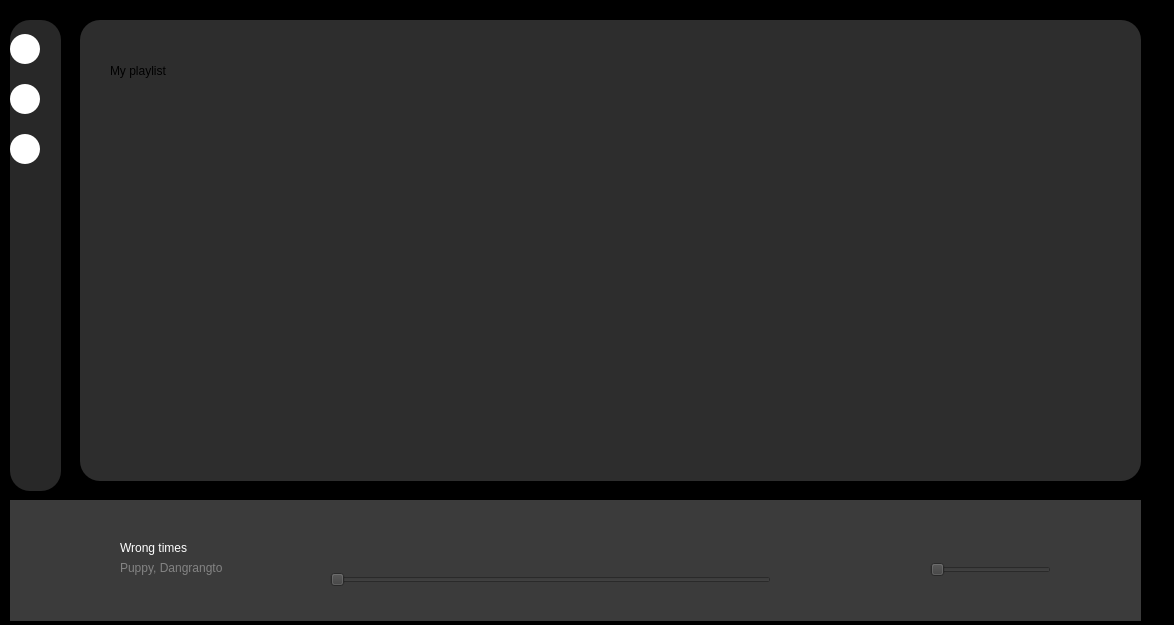
First picture: the form in ui/home.ui, repository trihungdepzai/pythonapp, before the edit.
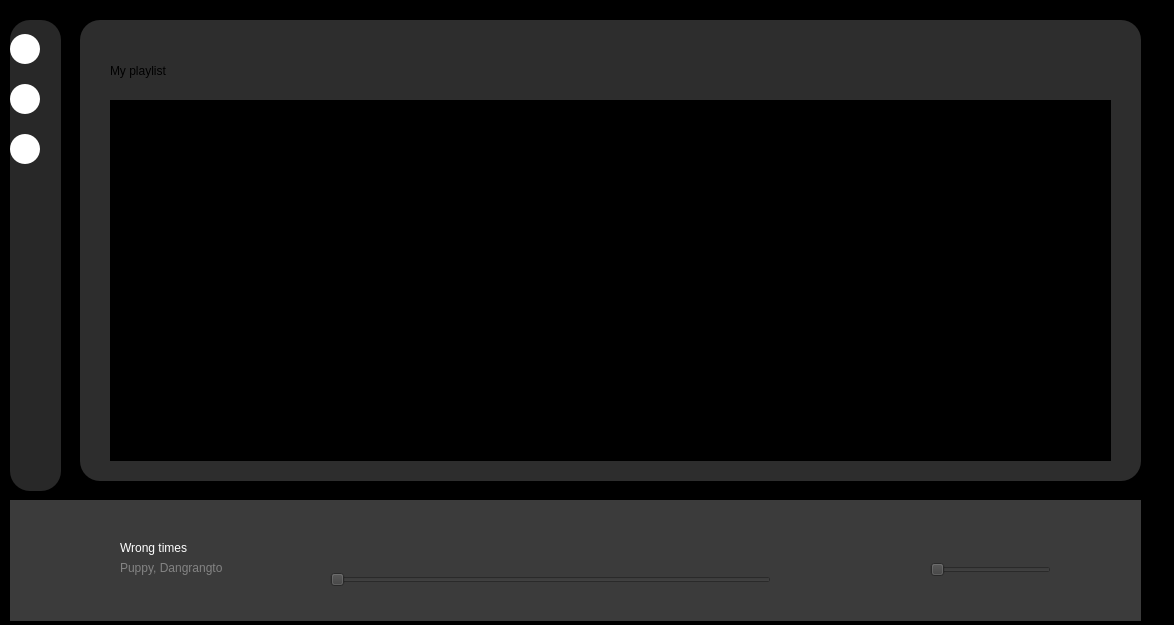
Second picture: the form after the edit. The open tabs and pages were chosen to show the change. Icons and pictures are not drawn.

```diff
--- a/ui/home.ui
+++ b/ui/home.ui
@@ -285,16 +285,12 @@
      <widget class="QWidget" name="gridWidget" native="true">
       <property name="geometry">
        <rect>
-        <x>80</x>
-        <y>130</y>
-        <width>951</width>
-        <height>331</height>
+        <x>40</x>
+        <y>100</y>
+        <width>1001</width>
+        <height>361</height>
        </rect>
       </property>
-      <property name="styleSheet">
-       <string notr="true">background: none</string>
-      </property>
-      <layout class="QGridLayout" name="gridLayout_2"/>
      </widget>
     </widget>
     <widget class="QWidget" name="account">
```
Left out of the diff: 6 changed lines with no effect on the pictures.
